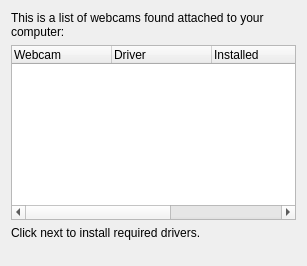
Before: the Qt Designer form ui/webcamlist.ui in jnmbk/kamera, drawn with Qt 5.
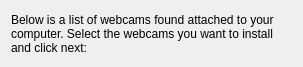
After: the same form once the commit is applied.

Commit message: webcams are listed in wizard now

The edit to the form file:
```diff
--- a/ui/webcamlist.ui
+++ b/ui/webcamlist.ui
@@ -6,14 +6,14 @@
     <x>0</x>
     <y>0</y>
     <width>303</width>
-    <height>266</height>
+    <height>67</height>
    </rect>
   </property>
   <layout class="QGridLayout" >
    <item row="0" column="0" >
     <widget class="QLabel" name="label" >
      <property name="text" >
-      <string>This is a list of webcams found attached to your computer:</string>
+      <string>Below is a list of webcams found attached to your computer. Select the webcams you want to install and click next:</string>
      </property>
      <property name="textFormat" >
       <enum>Qt::PlainText</enum>
@@ -23,55 +23,6 @@
      </property>
     </widget>
    </item>
-   <item row="1" column="0" >
-    <widget class="QTreeWidget" name="webcamList" >
-     <column>
-      <property name="text" >
-       <string>Webcam</string>
-      </property>
-     </column>
-     <column>
-      <property name="text" >
-       <string>Driver</string>
-      </property>
-     </column>
-     <column>
-      <property name="text" >
-       <string>Installed</string>
-      </property>
-     </column>
-     <column>
-      <property name="text" >
-       <string>USB Port</string>
-      </property>
-     </column>
-     <column>
-      <property name="text" >
-       <string>USB ID</string>
-      </property>
-     </column>
-    </widget>
-   </item>
-   <item row="2" column="0" >
-    <widget class="QLabel" name="label_2" >
-     <property name="text" >
-      <string>Click next to install required drivers.</string>
-     </property>
-    </widget>
-   </item>
-   <item row="3" column="0" >
-    <spacer>
-     <property name="orientation" >
-      <enum>Qt::Vertical</enum>
-     </property>
-     <property name="sizeHint" >
-      <size>
-       <width>285</width>
-       <height>31</height>
-      </size>
-     </property>
-    </spacer>
-   </item>
   </layout>
  </widget>
  <resources/>
```
Left out of the diff: 4 changed lines with no effect on the pictures. The commit also changes 2 other files.
